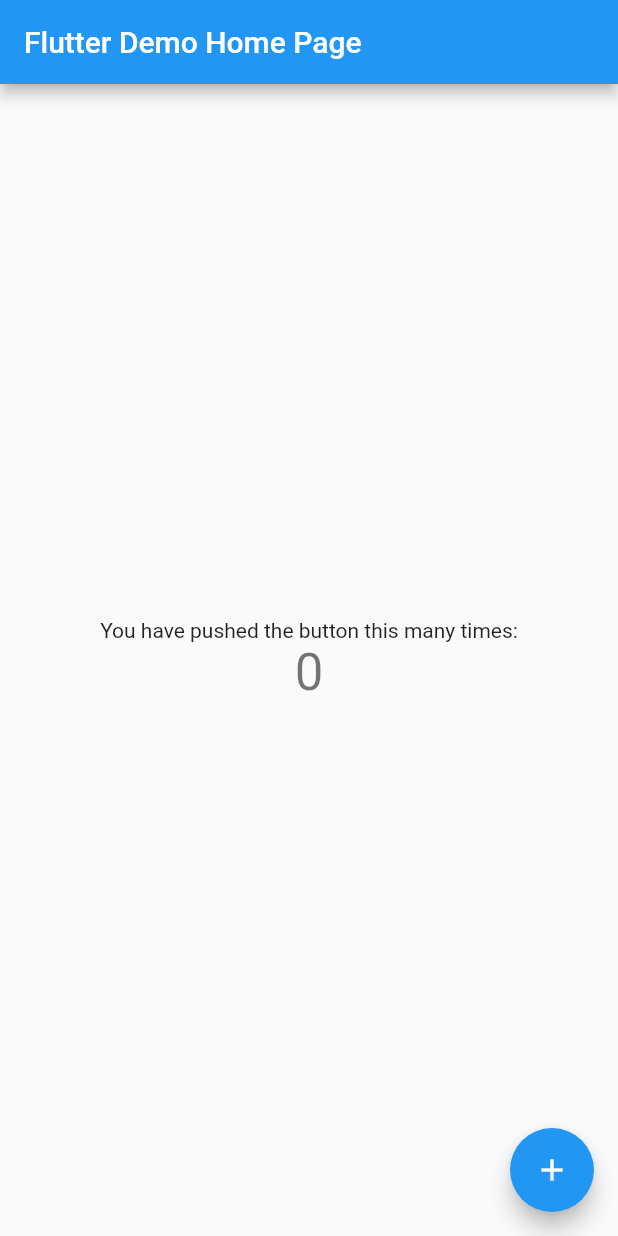
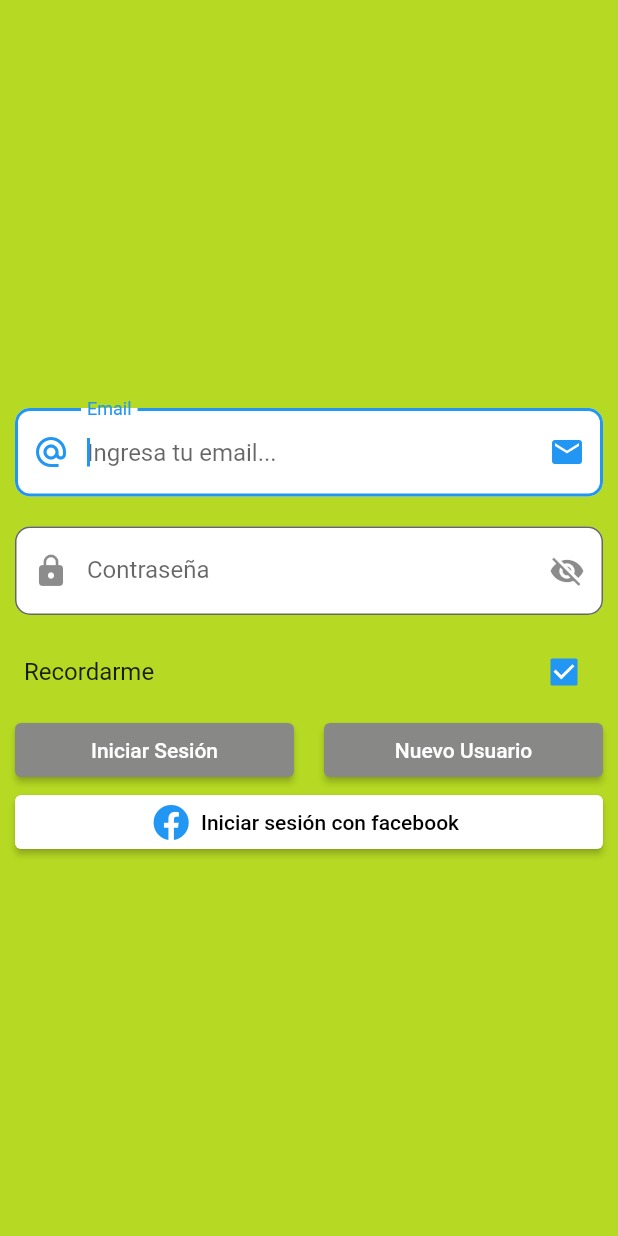
Before and after one commit to Daniel179499/Final_Daniel_Ortiz, a Flutter app: the screen it shows after launch, on a phone screen of 412 x 824 dp. Run offline on Flutter 3.47's test engine with Material 2 defaults, Android fonts, the phone set to English and light mode, and no system bars; our stand-ins replace adaptive_dialog, connectivity, email_validator, font_awesome_flutter, shared_preferences.

Commit message:
Login screen
Login screen

```diff
--- a/lib/main.dart
+++ b/lib/main.dart
@@ -1,115 +1,14 @@
 import 'package:flutter/material.dart';
+import 'package:parcialfinal/screens/login_screen.dart';
 
-void main() {
-  runApp(const MyApp());
-}
+void main() => runApp(MyApp());
 
 class MyApp extends StatelessWidget {
-  const MyApp({Key? key}) : super(key: key);
-
-  // This widget is the root of your application.
   @override
   Widget build(BuildContext context) {
     return MaterialApp(
-      title: 'Flutter Demo',
-      theme: ThemeData(
-        // This is the theme of your application.
-        //
-        // Try running your application with "flutter run". You'll see the
-        // application has a blue toolbar. Then, without quitting the app, try
-        // changing the primarySwatch below to Colors.green and then invoke
-        // "hot reload" (press "r" in the console where you ran "flutter run",
-        // or simply save your changes to "hot reload" in a Flutter IDE).
-        // Notice that the counter didn't reset back to zero; the application
-        // is not restarted.
-        primarySwatch: Colors.blue,
-      ),
-      home: const MyHomePage(title: 'Flutter Demo Home Page'),
+      title: 'ParcialFinal',
+      home: LoginScreen(),
     );
   }
 }
-
-class MyHomePage extends StatefulWidget {
-  const MyHomePage({Key? key, required this.title}) : super(key: key);
-
-  // This widget is the home page of your application. It is stateful, meaning
-  // that it has a State object (defined below) that contains fields that affect
-  // how it looks.
-
-  // This class is the configuration for the state. It holds the values (in this
-  // case the title) provided by the parent (in this case the App widget) and
-  // used by the build method of the State. Fields in a Widget subclass are
-  // always marked "final".
-
-  final String title;
-
-  @override
-  State<MyHomePage> createState() => _MyHomePageState();
-}
-
-class _MyHomePageState extends State<MyHomePage> {
-  int _counter = 0;
-
-  void _incrementCounter() {
-    setState(() {
-      // This call to setState tells the Flutter framework that something has
-      // changed in this State, which causes it to rerun the build method below
-      // so that the display can reflect the updated values. If we changed
-      // _counter without calling setState(), then the build method would not be
-      // called again, and so nothing would appear to happen.
-      _counter++;
-    });
-  }
-
-  @override
-  Widget build(BuildContext context) {
-    // This method is rerun every time setState is called, for instance as done
-    // by the _incrementCounter method above.
-    //
-    // The Flutter framework has been optimized to make rerunning build methods
-    // fast, so that you can just rebuild anything that needs updating rather
-    // than having to individually change instances of widgets.
-    return Scaffold(
-      appBar: AppBar(
-        // Here we take the value from the MyHomePage object that was created by
-        // the App.build method, and use it to set our appbar title.
-        title: Text(widget.title),
-      ),
-      body: Center(
-        // Center is a layout widget. It takes a single child and positions it
-        // in the middle of the parent.
-        child: Column(
-          // Column is also a layout widget. It takes a list of children and
-          // arranges them vertically. By default, it sizes itself to fit its
-          // children horizontally, and tries to be as tall as its parent.
-          //
-          // Invoke "debug painting" (press "p" in the console, choose the
-          // "Toggle Debug Paint" action from the Flutter Inspector in Android
-          // Studio, or the "Toggle Debug Paint" command in Visual Studio Code)
-          // to see the wireframe for each widget.
-          //
-          // Column has various properties to control how it sizes itself and
-          // how it positions its children. Here we use mainAxisAlignment to
-          // center the children vertically; the main axis here is the vertical
-          // axis because Columns are vertical (the cross axis would be
-          // horizontal).
-          mainAxisAlignment: MainAxisAlignment.center,
-          children: <Widget>[
-            const Text(
-              'You have pushed the button this many times:',
-            ),
-            Text(
-              '$_counter',
-              style: Theme.of(context).textTheme.headline4,
-            ),
-          ],
-        ),
-      ),
-      floatingActionButton: FloatingActionButton(
-        onPressed: _incrementCounter,
-        tooltip: 'Increment',
-        child: const Icon(Icons.add),
-      ), // This trailing comma makes auto-formatting nicer for build methods.
-    );
-  }
-}
--- /dev/null
+++ b/lib/screens/login_screen.dart
@@ -0,0 +1,257 @@
+import 'dart:convert';
+
+import 'package:adaptive_dialog/adaptive_dialog.dart';
+import 'package:connectivity/connectivity.dart';
+import 'package:flutter/material.dart';
+import 'package:email_validator/email_validator.dart';
+import 'package:font_awesome_flutter/font_awesome_flutter.dart';
+import 'package:parcialfinal/loader_component.dart';
+import 'package:shared_preferences/shared_preferences.dart';
+
+class LoginScreen extends StatefulWidget {
+  const LoginScreen({Key? key}) : super(key: key);
+
+  @override
+  _LoginScreenState createState() => _LoginScreenState();
+}
+
+class _LoginScreenState extends State<LoginScreen> {
+  String _email = '';
+  String _emailError = '';
+  bool _emailShowError = false;
+
+  String _password = '';
+  String _passwordError = '';
+  bool _passwordShowError = false;
+
+  bool _rememberme = true;
+  bool _passwordShow = false;
+
+  bool _showLoader = false;
+
+  @override
+  Widget build(BuildContext context) {
+    return Scaffold(
+      backgroundColor: Color(0xFFB6DA23),
+      body: Stack(
+        children: <Widget>[
+          Column(
+              mainAxisAlignment: MainAxisAlignment.center,
+              children: <Widget>[
+                SizedBox(
+                  height: 10,
+                ),
+                _showEmail(),
+                _showPassword(),
+                _showRememberme(),
+                _showButtons(),
+              ]),
+          _showLoader
+              ? LoaderComponent(
+                  text: 'Por favor espere...',
+                )
+              : Container(),
+        ],
+      ),
+    );
+  }
+
+  Widget _showEmail() {
+    return Container(
+      padding: EdgeInsets.all(10),
+      child: TextField(
+        autofocus: true,
+        keyboardType: TextInputType.emailAddress,
+        decoration: InputDecoration(
+          fillColor: Colors.white,
+          filled: true,
+          hintText: 'Ingresa tu email...',
+          labelText: 'Email',
+          errorText: _emailShowError ? _emailError : null,
+          prefixIcon: Icon(Icons.alternate_email),
+          suffixIcon: Icon(Icons.email),
+          border: OutlineInputBorder(borderRadius: BorderRadius.circular(10)),
+        ),
+        onChanged: (value) {
+          _email = value;
+        },
+      ),
+    );
+  }
+
+  Widget _showPassword() {
+    return Container(
+      padding: EdgeInsets.all(10),
+      child: TextField(
+        obscureText: !_passwordShow,
+        decoration: InputDecoration(
+          fillColor: Colors.white,
+          filled: true,
+          hintText: 'Ingresa tu contraseña...',
+          labelText: 'Contraseña',
+          errorText: _passwordShowError ? _passwordError : null,
+          prefixIcon: Icon(Icons.lock),
+          suffixIcon: IconButton(
+            icon: _passwordShow
+                ? Icon(Icons.visibility)
+                : Icon(Icons.visibility_off),
+            onPressed: () {
+              setState(() {
+                _passwordShow = !_passwordShow;
+              });
+            },
+          ),
+          border: OutlineInputBorder(borderRadius: BorderRadius.circular(10)),
+        ),
+        onChanged: (value) {
+          _password = value;
+        },
+      ),
+    );
+  }
+
+  Widget _showRememberme() {
+    return CheckboxListTile(
+      title: Text('Recordarme'),
+      value: _rememberme,
+      onChanged: (value) {
+        setState(() {
+          _rememberme = value!;
+        });
+      },
+    );
+  }
+
+  Widget _showButtons() {
+    return Container(
+      margin: EdgeInsets.only(left: 10, right: 10),
+      child: Column(
+        children: [
+          Row(
+            mainAxisAlignment: MainAxisAlignment.spaceAround,
+            children: <Widget>[
+              Expanded(
+                child: ElevatedButton(
+                  child: Text('Iniciar Sesión'),
+                  style: ButtonStyle(
+                    backgroundColor: MaterialStateProperty.resolveWith<Color>(
+                        (Set<MaterialState> states) {
+                      return Color(0xFF888986);
+                    }),
+                  ),
+                  onPressed: () => _login(),
+                ),
+              ),
+              SizedBox(
+                width: 20,
+              ),
+              Expanded(
+                child: ElevatedButton(
+                  child: Text('Nuevo Usuario'),
+                  style: ButtonStyle(
+                    backgroundColor: MaterialStateProperty.resolveWith<Color>(
+                        (Set<MaterialState> states) {
+                      return Color(0xFF888986);
+                    }),
+                  ),
+                  onPressed: () {},
+                ),
+              ),
+            ],
+          ),
+          _showFacebookLoginButton(),
+        ],
+      ),
+    );
+  }
+
+  void _login() async {
+    setState(() {
+      _passwordShow = false;
+    });
+
+    setState(() {
+      _showLoader = true;
+    });
+
+    var connectivityResult = await Connectivity().checkConnectivity();
+    if (connectivityResult == ConnectivityResult.none) {
+      setState(() {
+        _showLoader = false;
+      });
+
+      await showAlertDialog(
+          context: context,
+          title: 'Error',
+          message: 'Verifica tu conexión a internet.',
+          actions: <AlertDialogAction>[
+            AlertDialogAction(key: null, label: 'Aceptar'),
+          ]);
+      return;
+    }
+
+    Map<String, dynamic> request = {
+      'username': _email,
+      'password': _password,
+    };
+
+    bool _validateFields() {
+      bool isValid = true;
+
+      if (_email.isEmpty) {
+        isValid = false;
+        _emailShowError = true;
+        _emailError = 'Debes ingresar tu email.';
+      } else if (!EmailValidator.validate(_email)) {
+        isValid = false;
+        _emailShowError = true;
+        _emailError = 'Debes ingresar un email valido.';
+      } else {
+        _emailShowError = false;
+      }
+
+      if (_password.isEmpty) {
+        isValid = false;
+        _passwordShowError = true;
+        _passwordError = 'Debes ingresar tu contraseña.';
+      } else if (_password.length < 6) {
+        isValid = false;
+        _passwordShowError = true;
+        _passwordError =
+            'Debes ingresar una contraseña de almenos 6 caracteres';
+      } else {
+        _passwordShowError = false;
+      }
+
+      setState(() {});
+
+      return isValid;
+    }
+
+    void _storeUser(String body) async {
+      SharedPreferences prefs = await SharedPreferences.getInstance();
+      await prefs.setBool('isRemembered', true);
+      await prefs.setString('userBody', body);
+    }
+  }
+
+  Widget _showFacebookLoginButton() {
+    return Row(
+      children: <Widget>[
+        Expanded(
+            child: ElevatedButton.icon(
+          onPressed: () => _loginFacebook(),
+          icon: FaIcon(
+            FontAwesomeIcons.facebook,
+            color: Colors.blue,
+          ),
+          label: Text('Iniciar sesión con facebook'),
+          style: ElevatedButton.styleFrom(
+              primary: Colors.white, onPrimary: Colors.black),
+        ))
+      ],
+    );
+  }
+}
+
+class _loginFacebook {}
```
Also changed, not shown: lib/loader_component.dart (added, +32 -0 lines), pubspec.yaml (+29 -4 lines), pubspec.lock, 1 other file.
